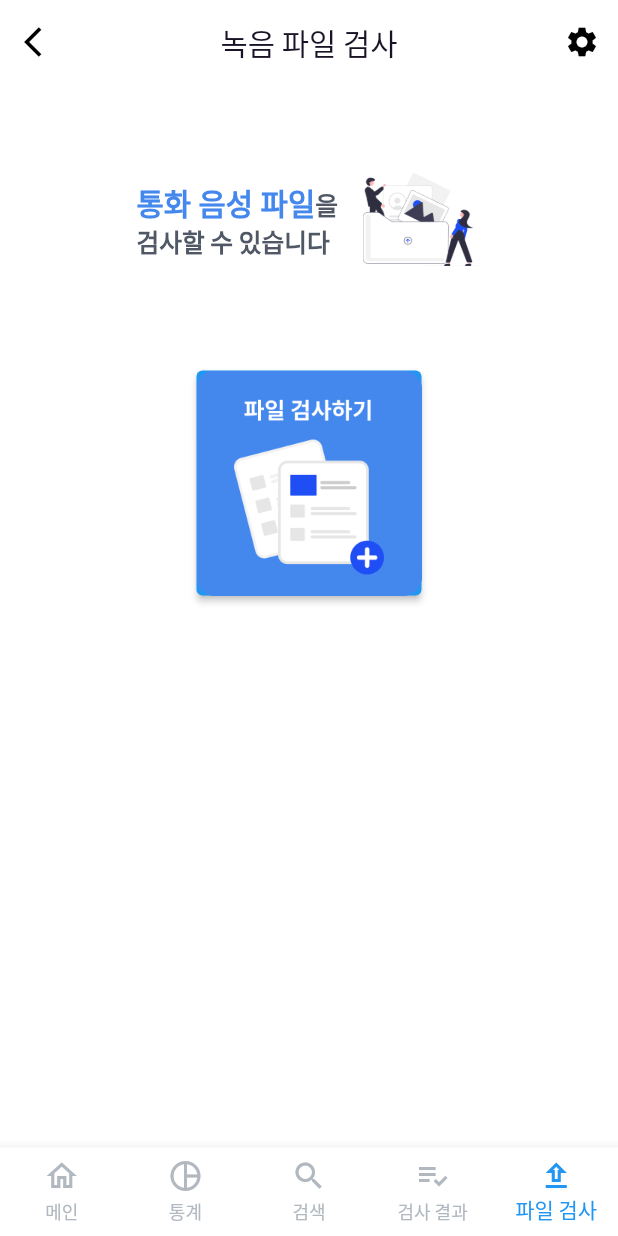
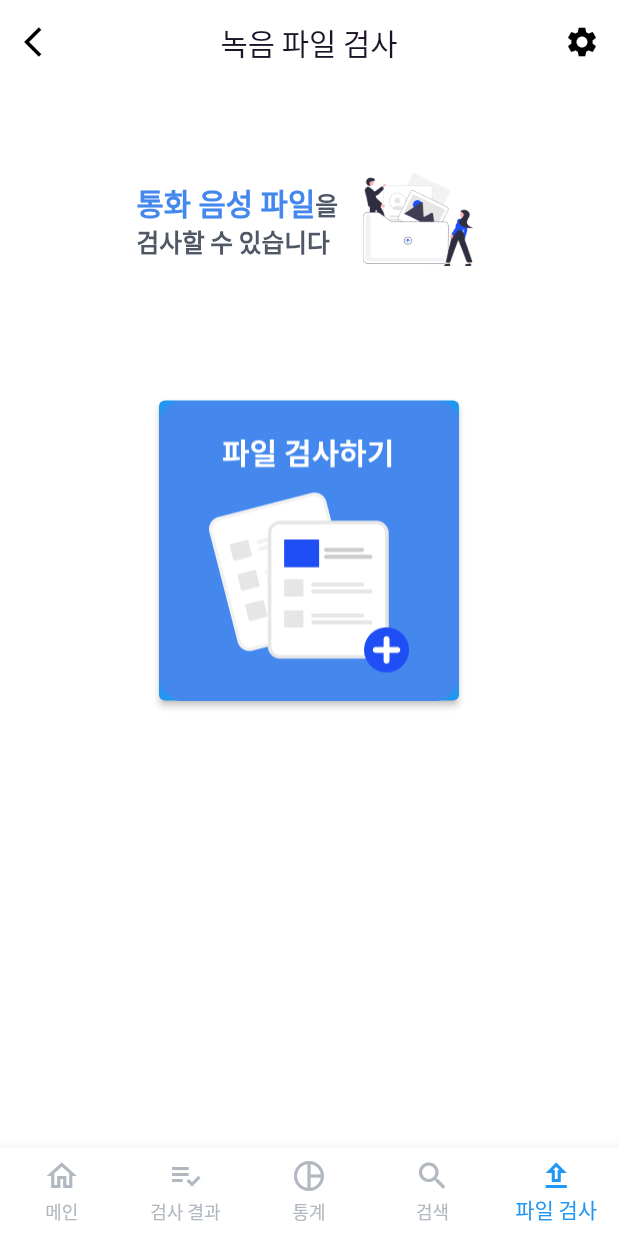
Before and after one commit to 0901jbh/voicepassing, a Flutter app: the AnalyticsScreen screen opened by its route, on a phone screen of 412 x 824 dp. Run offline on Flutter 3.47's test engine with Material 2 defaults, Android fonts, the phone set to English and light mode, and no system bars; drawn by our look-alikes of styled_text; our stand-ins replace awesome_notifications, dio, file_picker, fl_chart, flutter_dotenv, permission_handler and 1 more; missing offline and left inert: android_intent_plus, circle_progress_bar, clipboard, flutter_overlay_window, flutter_wear_os_connectivity, phone_state and 1 more; network calls fail.

Commit message:
fix: frnt error & UI

```diff
--- a/frontend/voicepassing/lib/screens/analytics_screen.dart
+++ b/frontend/voicepassing/lib/screens/analytics_screen.dart
@@ -38,6 +38,7 @@ class _ResultScreenState extends State<AnalyticsScreen> {
 
   void initializer() async {
     androidId = await UniqueDeviceId.instance.getUniqueId() ?? '';
+    isSend = false;
   }
 
   Future<void> _openFilePicker() async {
@@ -58,7 +59,6 @@ class _ResultScreenState extends State<AnalyticsScreen> {
       'file': await MultipartFile.fromFile(file.path),
       'androidId': androidId,
     });
-    print("before response");
     final response = await Dio().post(
       //'http://10.0.2.2:8080/api/analysis/file',
       'http://k8a607.p.ssafy.io:8080/api/analysis/file',
@@ -67,7 +67,7 @@ class _ResultScreenState extends State<AnalyticsScreen> {
     final jsonString = jsonEncode(response.data);
     final json = jsonDecode(jsonString);
     final resultModel = ResultModel.fromJson(json);
-    isSend = false;
+    //isSend = false;
     if (response.statusCode == 200) {
       Navigator.push(
         context,
@@ -96,7 +96,7 @@ class _ResultScreenState extends State<AnalyticsScreen> {
   Widget build(BuildContext context) {
     return Scaffold(
       appBar: HeadBar(
-        navPage: MainScreen(),
+        navPage: const MainScreen(),
         title: const Text(
           '녹음 파일 검사',
           style: TextStyle(
@@ -161,7 +161,7 @@ class _ResultScreenState extends State<AnalyticsScreen> {
                     ),
                   ),
                   const SizedBox(
-                    height: 50,
+                    height: 70,
                   ),
                   Visibility(
                     visible: !isSend,
@@ -173,15 +173,15 @@ class _ResultScreenState extends State<AnalyticsScreen> {
                       ),
                       child: Image.asset(
                         'images/FileButton.png',
-                        height: 150,
-                        width: 150,
+                        height: 200,
+                        width: 200,
                       ),
                     ),
                   ),
                   Visibility(
                     visible: isSend,
                     child: const SizedBox(
-                      height: 40,
+                      height: 70,
                     ),
                   ),
 
@@ -189,7 +189,7 @@ class _ResultScreenState extends State<AnalyticsScreen> {
                     visible: isSend,
                     child: const SizedBox(
                       child: CircularProgressIndicator(
-                        strokeWidth: 15,
+                        strokeWidth: 18,
                         backgroundColor: Colors.black,
                         color: ColorStyles.themeLightBlue,
                       ),
--- a/frontend/voicepassing/lib/screens/result_screen.dart
+++ b/frontend/voicepassing/lib/screens/result_screen.dart
@@ -132,7 +132,7 @@ class _ResultScreenState extends State<ResultScreen> {
         },
       ),
 
-      bottomNavigationBar: const Navbar(selectedIndex: 3),
+      bottomNavigationBar: const Navbar(selectedIndex: 1),
       // bottomNavigationBar: const Navbar(),
     );
   }
--- a/frontend/voicepassing/lib/screens/search_screen_result.dart
+++ b/frontend/voicepassing/lib/screens/search_screen_result.dart
@@ -27,7 +27,7 @@ class _SearchScreenResultState extends State<SearchScreenResult> {
           );
         },
       ),
-      bottomNavigationBar: const Navbar(selectedIndex: 2),
+      bottomNavigationBar: const Navbar(selectedIndex: 3),
     );
   }
 }
--- a/frontend/voicepassing/lib/screens/statics_screen.dart
+++ b/frontend/voicepassing/lib/screens/statics_screen.dart
@@ -42,7 +42,7 @@ class _ResultScreenState extends State<StaticsScreen> {
           );
         },
       ),
-      bottomNavigationBar: const Navbar(selectedIndex: 1),
+      bottomNavigationBar: const Navbar(selectedIndex: 2),
       // bottomNavigationBar: const Navbar(),
     );
   }
```
Also changed, not shown: frontend/voicepassing/lib/screens/main_screen.dart (+4 -5 lines), frontend/voicepassing/lib/screens/result_screen_detail.dart (+5 -2 lines), frontend/voicepassing/lib/screens/result_screen_detail_ok.dart (+8 -3 lines), frontend/voicepassing/lib/screens/search_screen.dart (+6 -6 lines), frontend/voicepassing/lib/widgets/head_bar_no_rewind.dart (added, +60 -0 lines), frontend/voicepassing/lib/widgets/nav_bar.dart (+17 -17 lines).
